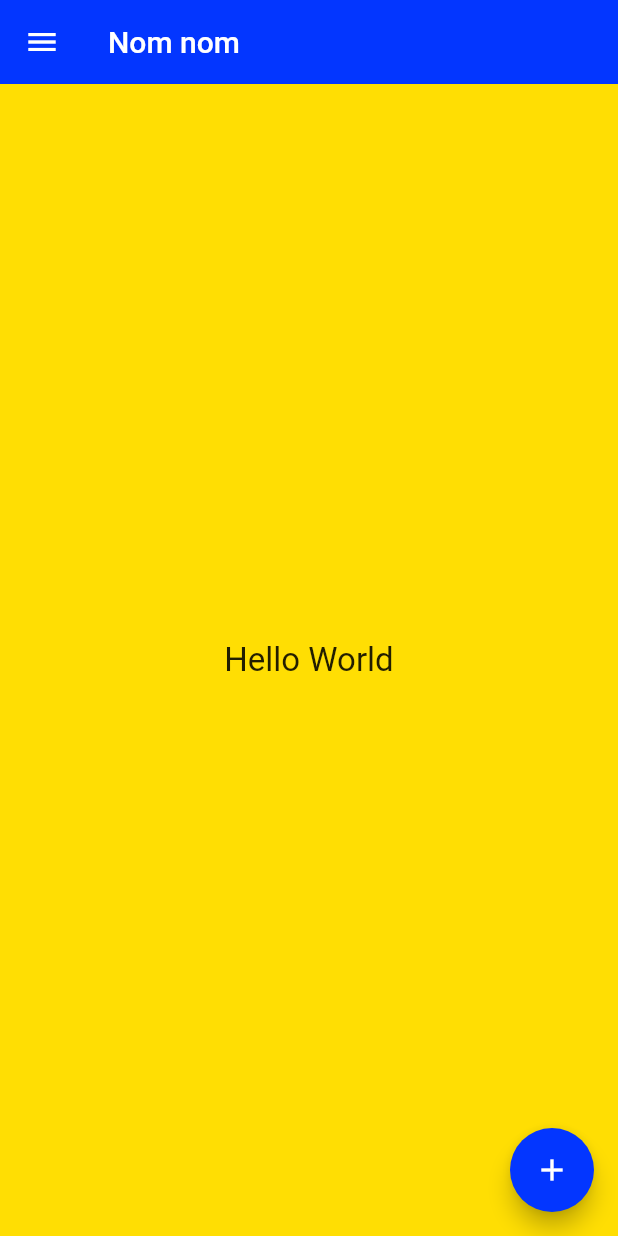
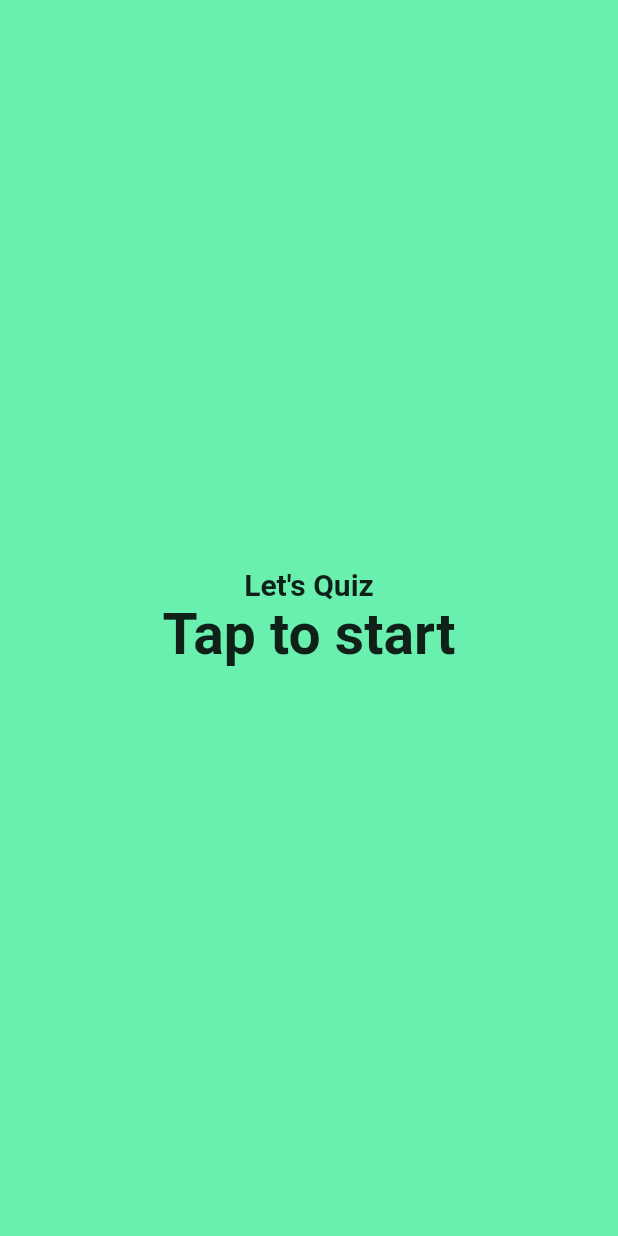
Before and after one commit to sounishnath003/Quizzy-A-Flutter-App, a Flutter app: the screen it shows after launch, on a phone screen of 412 x 824 dp. Run offline on Flutter 3.47's test engine with Material 2 defaults, Android fonts, the phone set to English and light mode, and no system bars.

```diff
--- /dev/null
+++ b/lib/landing_code.dart
@@ -0,0 +1,30 @@
+import 'package:flutter/material.dart';
+
+class LandingPage extends StatelessWidget {
+
+  @override
+  Widget build(BuildContext context) {
+    return new Material(
+      color: Colors.greenAccent,
+      child: new InkWell(
+        onTap: () {
+          debugPrint("We tapped the page");
+        },
+        child: new Column(
+          mainAxisAlignment: MainAxisAlignment.center,
+          children: <Widget>[
+            new Text("Let's Quiz", style: new TextStyle(
+              fontWeight: FontWeight.bold,
+              fontSize: 20.0
+            )),
+            new Text("Tap to start",
+            style: new TextStyle(
+              fontSize: 38.0,
+              fontWeight: FontWeight.bold
+            ))
+          ],
+        ),
+      ),
+    );
+  }
+}
--- a/lib/main.dart
+++ b/lib/main.dart
@@ -1,122 +1,12 @@
 import 'package:flutter/material.dart';
-
-void main() => runApp(MyApp());
+import './landing_code.dart';
 
 Color primary_Color = const Color.fromRGBO(3, 54, 255,1);
-Color scaffold_back_color = const Color.fromRGBO(255, 222 ,3, 1);
+Color scaffold_back_color = const Color.fromRGBO(250, 22 ,3, 1);
 
-class MyApp extends StatelessWidget {
-  // This widget is the root of your application.
-  @override
-  Widget build(BuildContext context) {
-    return MaterialApp(
-      title: 'Flutter Demo',
-      theme: ThemeData(
-        // This is the theme of your application.
-        //
-        // Try running your application with "flutter run". You'll see the
-        // application has a blue toolbar. Then, without quitting the app, try
-        // changing the primarySwatch below to Colors.green and then invoke
-        // "hot reload" (press "r" in the console where you ran "flutter run",
-        // or simply save your changes to "hot reload" in a Flutter IDE).
-        // Notice that the counter didn't reset back to zero; the application
-        // is not restarted.
-        primaryColor: primary_Color,
-        scaffoldBackgroundColor: scaffold_back_color,
-          splashColor: Colors.greenAccent
-      ),
-      home: MyHomePage(title: 'Nom nom'),
-    );
-  }
+void main() {
+  runApp(new MaterialApp(
+    debugShowCheckedModeBanner: false,
+    home: new LandingPage(),
+  ));
 }
-
-class MyHomePage extends StatefulWidget {
-  MyHomePage({Key key, this.title}) : super(key: key);
-
-  // This widget is the home page of your application. It is stateful, meaning
-  // that it has a State object (defined below) that contains fields that affect
-  // how it looks.
-
-  // This class is the configuration for the state. It holds the values (in this
-  // case the title) provided by the parent (in this case the App widget) and
-  // used by the build method of the State. Fields in a Widget subclass are
-  // always marked "final".
-
-  final String title;
-
-  @override
-  _MyHomePageState createState() => _MyHomePageState();
-}
-
-class _MyHomePageState extends State<MyHomePage> {
-  int _counter = 0;
-
-  void _incrementCounter() {
-    setState(() {
-      // This call to setState tells the Flutter framework that something has
-      // changed in this State, which causes it to rerun the build method below
-      // so that the display can reflect the updated values. If we changed
-      // _counter without calling setState(), then the build method would not be
-      // called again, and so nothing would appear to happen.
-      _counter++;
-    });
-  }
-
-  @override
-  Widget build(BuildContext context) {
-    // This method is rerun every time setState is called, for instance as done
-    // by the _incrementCounter method above.
-    //
-    // The Flutter framework has been optimized to make rerunning build methods
-    // fast, so that you can just rebuild anything that needs updating rather
-    // than having to individually change instances of widgets.
-    return Scaffold(
-      appBar: AppBar(
-        // Here we take the value from the MyHomePage object that was created by
-        // the App.build method, and use it to set our appbar title.
-        title: Text(widget.title),
-        elevation: 0,
-      ),
-      body: Center(
-        child: new Text('Hello World',
-        style: new TextStyle(
-          fontSize: 22.0
-        ),),
-      ),
-      drawer: new Drawer(
-        elevation: 0.0,
-        child: new ListView(
-          children: <Widget>[
-            new Container(
-              child: new DrawerHeader(
-                  child: new CircleAvatar(
-                    child: Icon(Icons.account_circle,
-                    size: 55.0,
-                    ),
-                    backgroundColor: Colors.white,
-                  )
-              ),
-              color: primary_Color,
-            ),
-            new Container(
-             color: scaffold_back_color,
-              child: new Column(
-    children: new List.generate(4, (int index) {
-    return new ListTile(
-    leading: new Icon(Icons.info, color: Colors.black87
-        ,),
-    );    },
-    ),),
-    ),
-      ],
-        ),
-      ),
-      floatingActionButton: FloatingActionButton(
-        onPressed: _incrementCounter,
-        backgroundColor: primary_Color,
-        tooltip: 'Increment',
-        child: Icon(Icons.add),
-      ), // This trailing comma makes auto-formatting nicer for build methods.
-    );
-  }
-}
--- /dev/null
+++ b/lib/utils/question.dart
@@ -0,0 +1,7 @@
+class Question {
+  final question;
+  final answer ;
+
+  // constructor
+  Question(this.question, this.answer);
+}
--- /dev/null
+++ b/lib/utils/quiz.dart
@@ -0,0 +1,16 @@
+import './question.dart';
+
+ class Quiz {
+  List<Question> _questions;
+  int _currentQuestionIndex = -1;
+  int _score = 0;
+
+  Quiz(this._questions){
+    _questions.shuffle();
+  }
+
+  Future<List<Question>> get questions async => _questions;
+  Future<int> get length async => _questions.length;
+  Future<int> get questionNumber async => _currentQuestionIndex+1;
+  Future<int> get score async => _score;
+}
```
Also changed, not shown: 1 other file.
